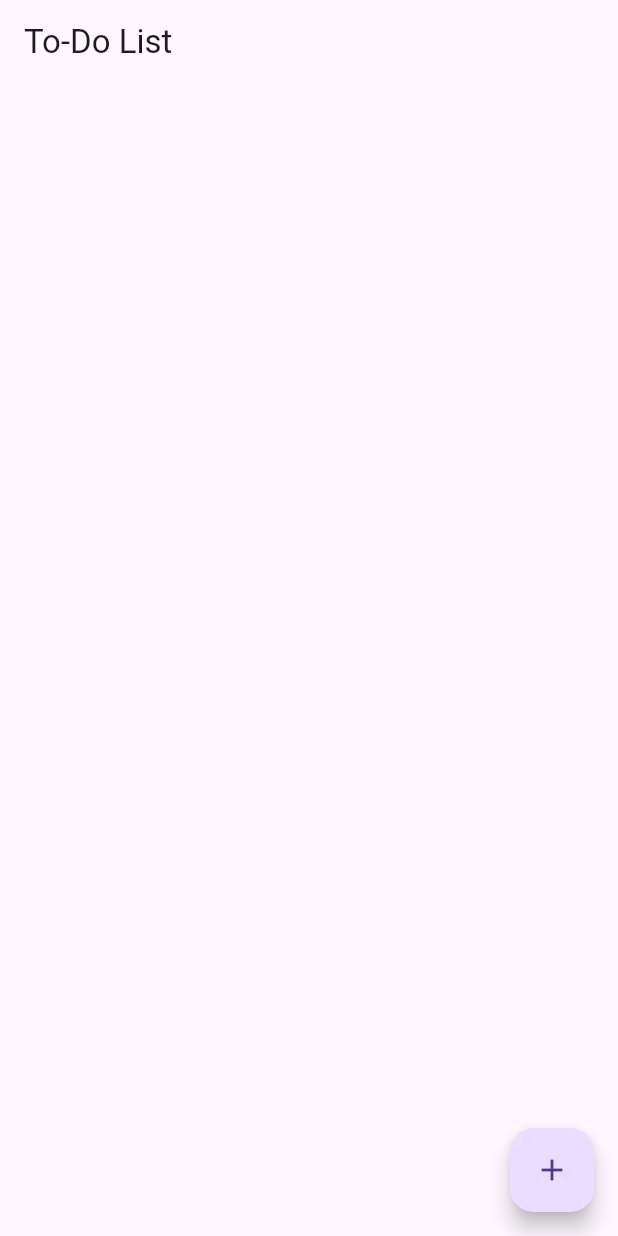
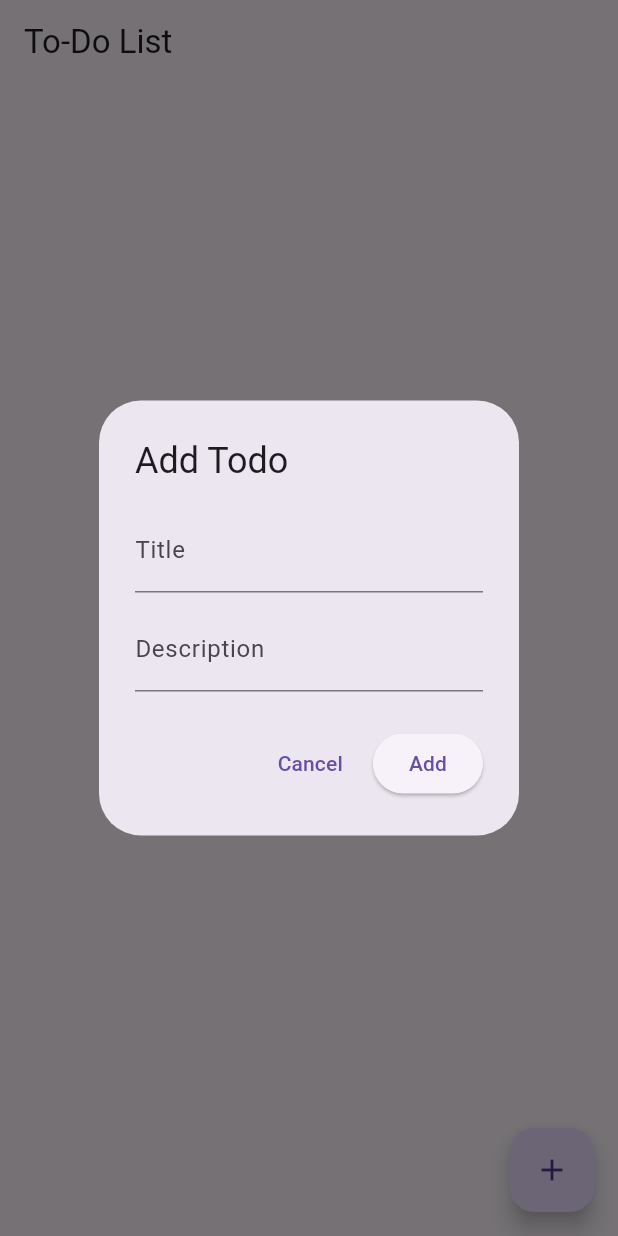
Before and after one commit to nikage/test-task-flutter-windows, a Flutter app: the screen it shows after launch, after a tap on the "add" icon, on a phone screen of 412 x 824 dp. Run offline on Flutter 3.47's test engine with Material 3 defaults, Android fonts, the phone set to English and light mode, and no system bars; our stand-ins replace flutter_bloc, freezed_annotation, sqflite; accounts and stored records are empty; generated files the repository leaves out were written again.

Commit message:
add todo

```diff
--- a/lib/presentation/pages/home_page.dart
+++ b/lib/presentation/pages/home_page.dart
@@ -1,6 +1,7 @@
 import 'package:flutter/material.dart';
 import 'package:flutter_bloc/flutter_bloc.dart';
 
+import '../../domain/entities/todo.dart';
 import '../bloc/todo_bloc.dart';
 
 class HomePage extends StatelessWidget {
@@ -74,10 +75,66 @@ class HomePage extends StatelessWidget {
           return const Center(child: Text('No todos found'));
         },
       ),
-      floatingActionButton: FloatingActionButton(
-        onPressed: () {},
-        child: const Icon(Icons.add),
-      ),
+        floatingActionButton: FloatingActionButton(
+          onPressed: () {
+            showDialog(
+              context: context,
+              builder: (context) {
+                final TextEditingController titleController = TextEditingController();
+                final TextEditingController descriptionController = TextEditingController();
+
+                return AlertDialog(
+                  title: const Text('Add Todo'),
+                  content: Column(
+                    mainAxisSize: MainAxisSize.min,
+                    children: [
+                      TextField(
+                        controller: titleController,
+                        decoration: const InputDecoration(
+                          labelText: 'Title',
+                        ),
+                      ),
+                      const SizedBox(height: 10),
+                      TextField(
+                        controller: descriptionController,
+                        decoration: const InputDecoration(
+                          labelText: 'Description',
+                        ),
+                      ),
+                    ],
+                  ),
+                  actions: [
+                    TextButton(
+                      onPressed: () {
+                        Navigator.pop(context);
+                      },
+                      child: const Text('Cancel'),
+                    ),
+                    ElevatedButton(
+                      onPressed: () {
+                        final title = titleController.text;
+                        final description = descriptionController.text;
+
+                        if (title.isNotEmpty && description.isNotEmpty) {
+                          final newTodo = Todo(
+                            title: title,
+                            description: description,
+                            isCompleted: false,
+                          );
+
+                          context.read<TodoBloc>().add(AddTodoEvent(newTodo));
+                          Navigator.pop(context);
+                        }
+                      },
+                      child: const Text('Add'),
+                    ),
+                  ],
+                );
+              },
+            );
+          },
+          child: const Icon(Icons.add),
+        ),
     );
   }
 }
```
